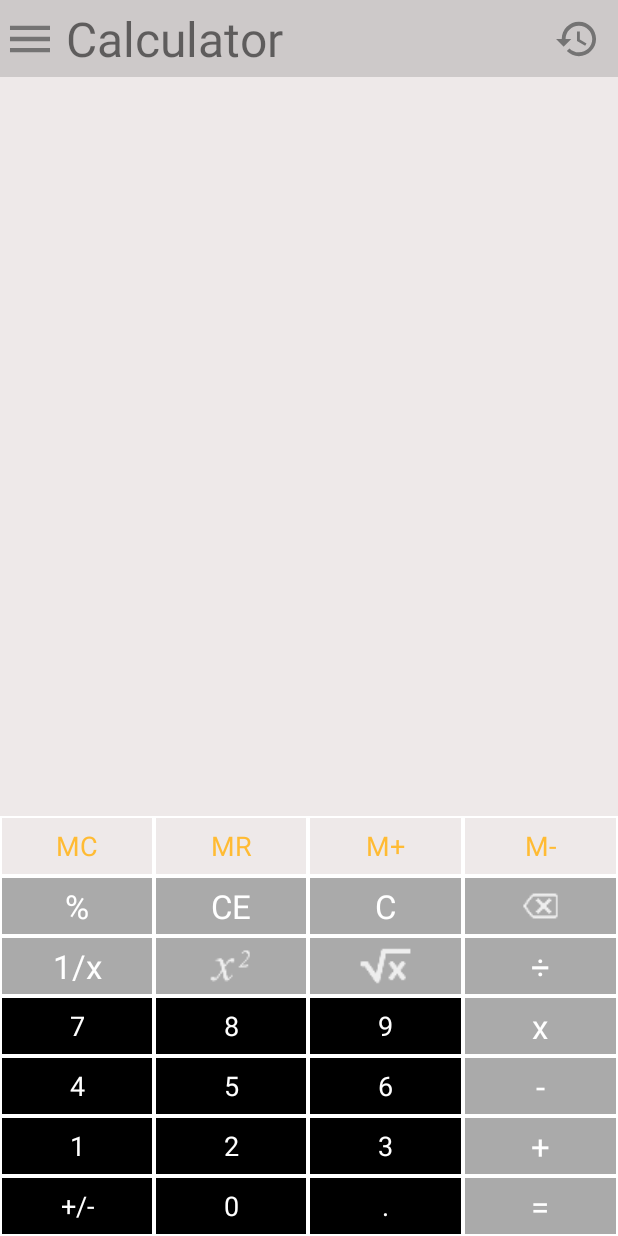
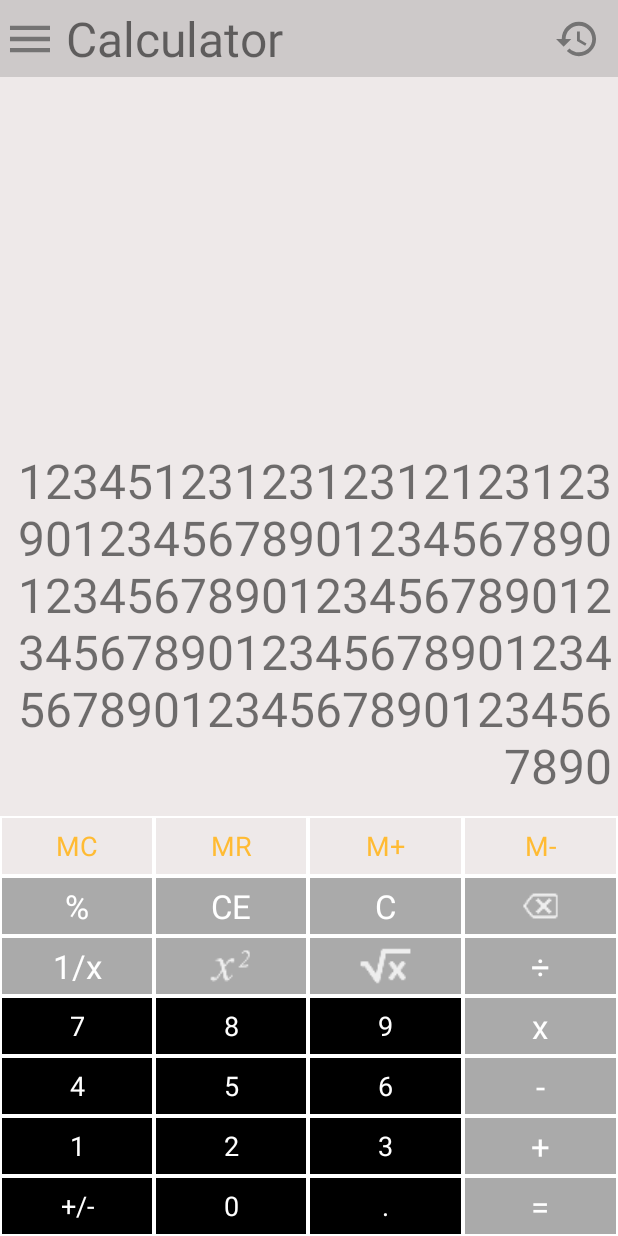
Before and after one commit to dasBikash84/shopping-manager, an Android app: the layout activity_calculator.xml on its own in the app's theme, with its tools: preview values and no code run, on a phone screen of 412 x 824 dp. Run offline under Robolectric (Android 15) with nearby library versions, the phone set to English and light mode, and no system bars; plain views replace ClickableImageView, ClickableTextView.

Commit message:
temp commit.

```diff
--- a/app/src/main/java/com/dasbikash/exp_man/activities/home/FragmentMore.kt
+++ b/app/src/main/java/com/dasbikash/exp_man/activities/home/FragmentMore.kt
@@ -25,6 +25,7 @@ class FragmentMore : Fragment() {
         return inflater.inflate(R.layout.fragment_more, container, false)
     }
 
+    @ExperimentalStdlibApi
     override fun onViewCreated(view: View, savedInstanceState: Bundle?) {
         super.onViewCreated(view, savedInstanceState)
         bt_log_out.setOnClickListener {
--- a/app/src/main/res/layout/activity_calculator.xml
+++ b/app/src/main/res/layout/activity_calculator.xml
@@ -3,7 +3,7 @@
     android:layout_width="match_parent"
     android:layout_height="match_parent"
     xmlns:app="http://schemas.android.com/apk/res-auto"
-    xmlns:android_ex="http://schemas.android.com/tools">
+    xmlns:tools="http://schemas.android.com/tools">
     <androidx.constraintlayout.widget.ConstraintLayout
         android:layout_width="match_parent"
         android:layout_height="wrap_content"
@@ -43,8 +43,19 @@
         android:layout_height="0dp"
         app:layout_constraintTop_toBottomOf="@+id/title_holder"
         app:layout_constraintBottom_toTopOf="@+id/input_block_holder"
-        android:background="@color/snow_white2">
-
+        android:background="@color/snow_white2"
+        android:padding="4dp">
+        <androidx.appcompat.widget.AppCompatTextView
+            tools:text="123451231231231212312390123456789012345678901234567890123456789012345678901234567890123456789012345678901234567890"
+            android:id="@+id/tv_current_number"
+            app:layout_constraintEnd_toEndOf="parent"
+            app:layout_constraintBottom_toBottomOf="parent"
+            android:layout_width="wrap_content"
+            android:layout_height="wrap_content"
+            android:textSize="32sp"
+            android:textAlignment="textEnd"
+            android:layout_marginBottom="8dp"
+            android:layout_marginTop="4dp"/>
     </androidx.constraintlayout.widget.ConstraintLayout>
     <androidx.appcompat.widget.LinearLayoutCompat
         app:layout_constraintBottom_toBottomOf="parent"
@@ -137,7 +148,6 @@
                 style="@style/calc_action_button"
                 android:layout_width="0dp"
                 android:layout_height="match_parent"
-                android_ex:isHtml="true"
                 android:layout_weight="1"
                 android:src="@drawable/ic_square_sign"/>
             <com.dasbikash.android_view_utils.custom_views.ClickableImageView
```
Also changed, not shown: app/src/main/java/com/dasbikash/exp_man/activities/calculator/ActivityCalculator.kt (+25 -0 lines), app/src/main/java/com/dasbikash/exp_man/activities/calculator/CalculatorViewModel.kt (added, +71 -0 lines).
